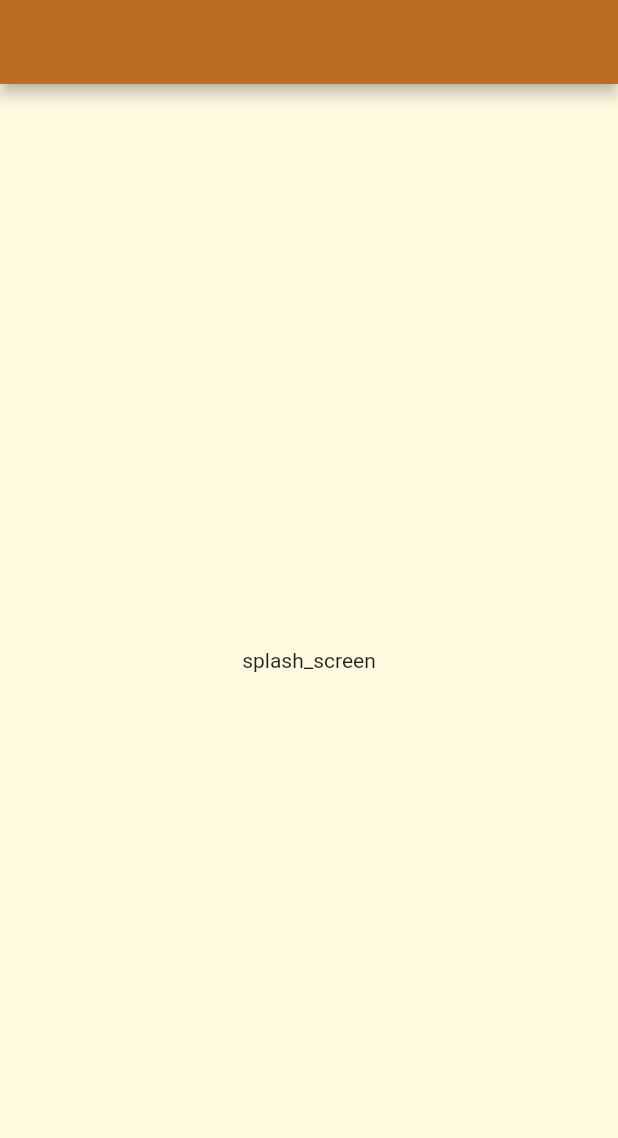
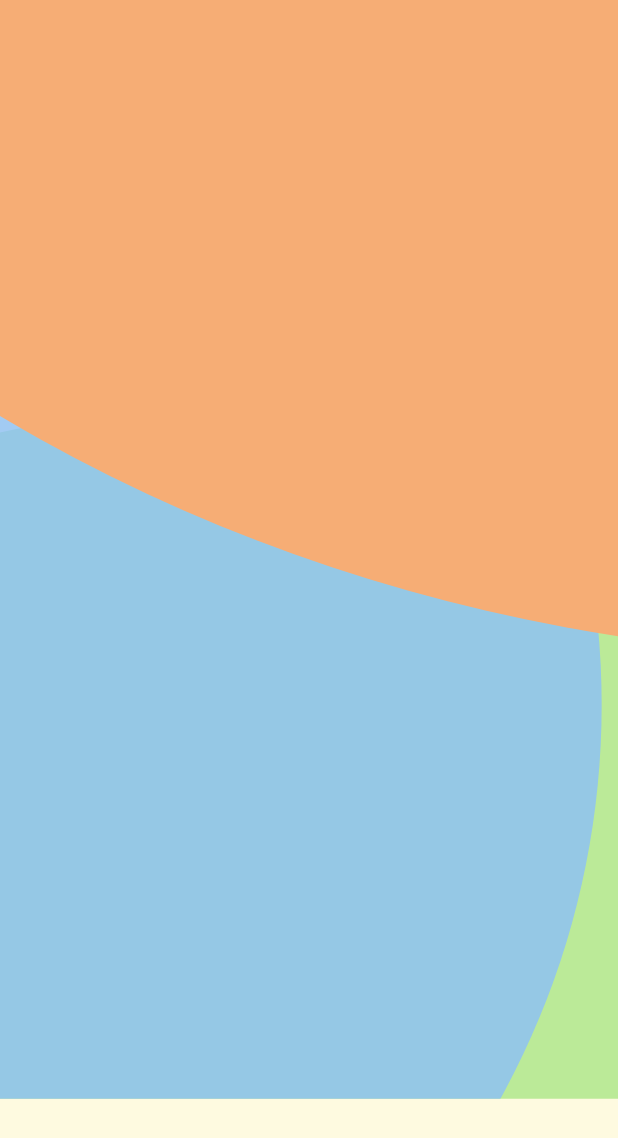
Before and after one commit to oguzhan2142/reddit_clone, a Flutter app: the first screen one second after launch, on a phone screen of 412 x 824 dp. Shown: the top 1138 px of the screen. Run offline on Flutter 3.47's test engine with Material 2 defaults, Android fonts, the phone set to English and light mode, and no system bars; our stand-ins replace dartz, dio, flutter_bloc, flutter_svg, lottie, shared_preferences; missing offline and left inert: bloc_use_case_generator.

Commit message:
add lottie to splash

```diff
--- a/lib/screen/splash_screen.dart
+++ b/lib/screen/splash_screen.dart
@@ -1,4 +1,6 @@
 import 'package:flutter/material.dart';
+import 'package:lottie/lottie.dart';
+import 'package:reddit_clone/gen/assets.gen.dart';
 
 import '../routes/routes.dart';
 
@@ -9,27 +11,42 @@ class SplashScreen extends StatefulWidget {
   State<SplashScreen> createState() => _SplashScreenState();
 }
 
-class _SplashScreenState extends State<SplashScreen> {
+class _SplashScreenState extends State<SplashScreen> with TickerProviderStateMixin {
+  late final AnimationController _controller;
+
+  @override
+  void dispose() {
+    _controller.dispose();
+    super.dispose();
+  }
+
   @override
   void initState() {
-    init();
+    _controller = AnimationController(
+      vsync: this,
+      duration: const Duration(milliseconds: 2800),
+    );
+
+    _controller.addListener(() {
+      if (_controller.isCompleted) {
+        Navigator.of(context).pushReplacementNamed(Routes.HOME);
+      }
+    });
 
     super.initState();
-  }
-
-  void init() async {
-    Future.delayed(
-      const Duration(seconds: 1),
-      () => Navigator.of(context).pushReplacementNamed(Routes.HOME),
-    );
   }
 
   @override
   Widget build(BuildContext context) {
     return Scaffold(
-      appBar: AppBar(),
-      body: const Center(
-        child: Text('splash_screen'),
+      body: Lottie.asset(
+        Assets.lottie.splash.path,
+        width: double.infinity,
+        fit: BoxFit.cover,
+        controller: _controller,
+        onLoaded: (composition) {
+          _controller.animateTo(1);
+        },
       ),
     );
   }
--- a/pubspec.yaml
+++ b/pubspec.yaml
@@ -18,6 +18,7 @@ dependencies:
   flutter_svg: ^1.1.5
   json_annotation: ^4.7.0
   json_serializable: ^6.5.1
+  lottie: ^1.4.3
   pretty_dio_logger: ^1.1.1
   shared_preferences: ^2.0.15
 
@@ -40,3 +41,4 @@ flutter:
   uses-material-design: true
   assets:
     - assets/svg/
+    - assets/lottie/
```
Also changed, not shown: assets/lottie/splash.json (added, +1 -0 lines), lib/gen/assets.gen.dart (+70 -0 lines), pubspec.lock.
